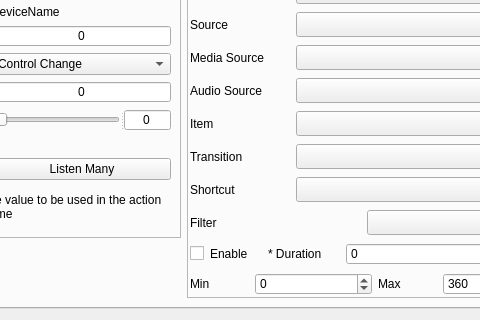
Above: src/forms/settings-dialog.ui from teisenbe/obs-midi before the change; both pictures show x 224 to 704 and y 481 to 801 of the 1022 by 801 pixel window. Below: the same form after it.
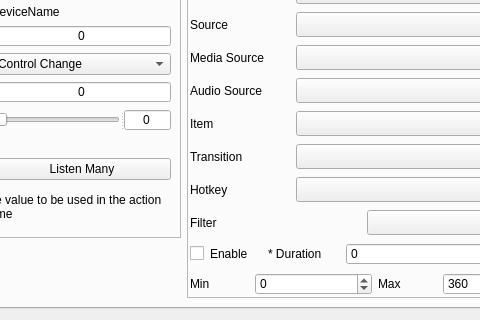
That is the form after the change.

Commit message: refactor: rename "shortcut" to "hotkey"

```diff
--- a/src/forms/settings-dialog.ui
+++ b/src/forms/settings-dialog.ui
@@ -1384,7 +1384,7 @@
                 </size>
                </property>
                <property name="text">
-                <string>Shortcut</string>
+                <string>Hotkey</string>
                </property>
               </widget>
              </item>
```
Left out of the diff: 8 changed lines with no effect on the pictures. The commit also changes 6 other files.
